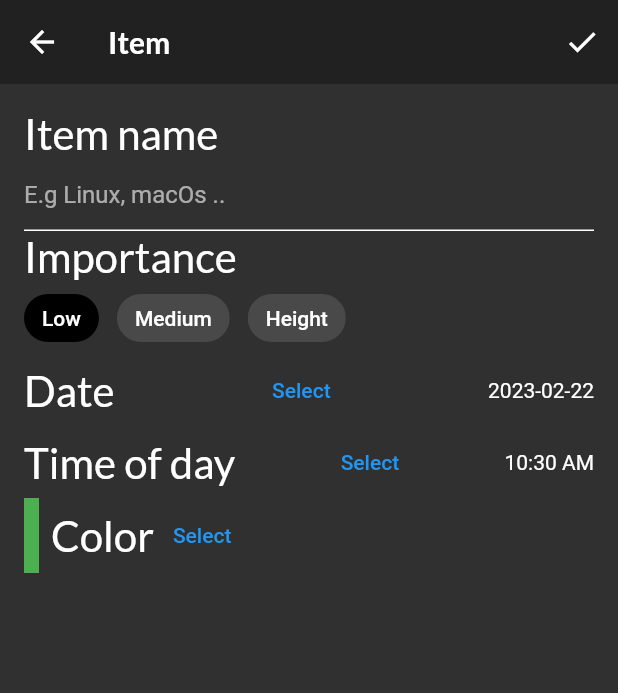
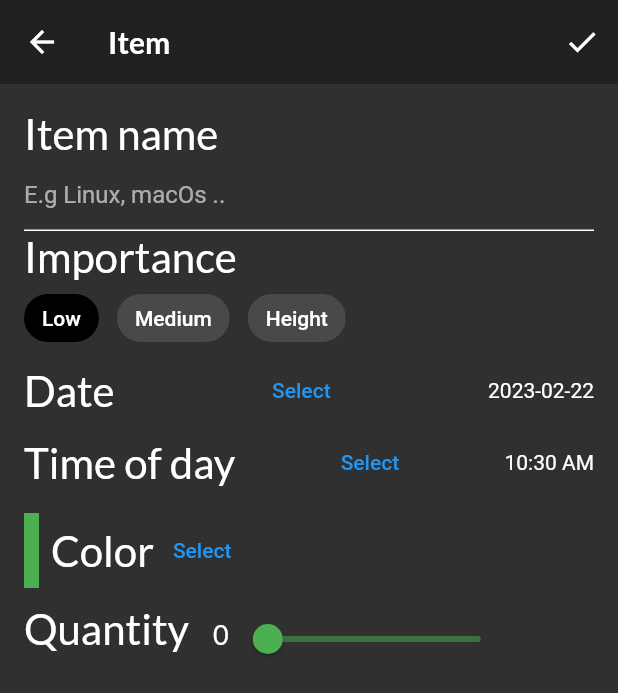
Before and after one commit to longtruongg/bored, a Flutter app: the screen it shows after launch, item 3 of the bottom bar chosen, after a tap on the "add" icon, on a phone screen of 412 x 824 dp. Shown: the top 693 px of the screen. Run offline on Flutter 3.47's test engine with Material 2 defaults, Android fonts, the phone set to English and light mode, and no system bars; our stand-ins replace flutter_colorpicker, google_fonts.

```diff
--- a/lib/screens/groking_item_screen.dart
+++ b/lib/screens/groking_item_screen.dart
@@ -10,11 +10,10 @@ class GrokingItemScreen extends StatefulWidget {
   final GrokingItem? originalItem;
   final bool isUpdating;
 
-  const GrokingItemScreen(
-      {Key? key,
-      required this.onCreate,
-      required this.onUpdate,
-      required this.originalItem})
+  const GrokingItemScreen({Key? key,
+    required this.onCreate,
+    required this.onUpdate,
+    required this.originalItem})
       : isUpdating = (originalItem != null),
         super(key: key);
 
@@ -83,7 +82,14 @@ class _GrokingItemScreenState extends State<GrokingItemScreen> {
             buildImportance(),
             buildDate(context),
             buildTimestamp(context),
-            buildColorPicker(context)
+            const SizedBox(
+              height: 10.0,
+            ),
+            buildColorPicker(context),
+            const SizedBox(
+              height: 10.0,
+            ),
+            buildQuantity()
           ],
         ),
       ),
@@ -255,9 +261,10 @@ class _GrokingItemScreenState extends State<GrokingItemScreen> {
                       return AlertDialog(
                         content: BlockPicker(
                           pickerColor: Colors.white,
-                          onColorChanged: (color) => setState(() {
-                            _currentColor = color;
-                          }),
+                          onColorChanged: (color) =>
+                              setState(() {
+                                _currentColor = color;
+                              }),
                         ),
                         actions: [
                           TextButton(
@@ -276,4 +283,38 @@ class _GrokingItemScreenState extends State<GrokingItemScreen> {
       ],
     );
   }
+
+  Widget buildQuantity() {
+    return Column(
+      crossAxisAlignment: CrossAxisAlignment.start,
+      children: [
+        Row(
+          crossAxisAlignment: CrossAxisAlignment.baseline,
+          textBaseline: TextBaseline.alphabetic,
+          children: [
+            Text("Quantity", style: GoogleFonts.lato(fontSize: 28.0),),
+            const SizedBox(width: 16.0,),
+            Text(
+              _currentSlieValue.toInt().toString(),
+              style: GoogleFonts.lato(fontSize: 18.0),
+            ),
+            Slider(
+              inactiveColor: _currentColor.withOpacity(0.5),
+              activeColor: _currentColor,
+              value: _currentSlieValue.toDouble(),
+              min: 0.0,
+              max: 100.0,
+              divisions: 100,
+              label: _currentSlieValue.toString(),
+              onChanged: ( value) {
+                setState(() {
+                  _currentSlieValue = value.toInt();
+                });
+              },
+            )
+          ],
+        )
+      ],
+    );
+  }
 }
```
